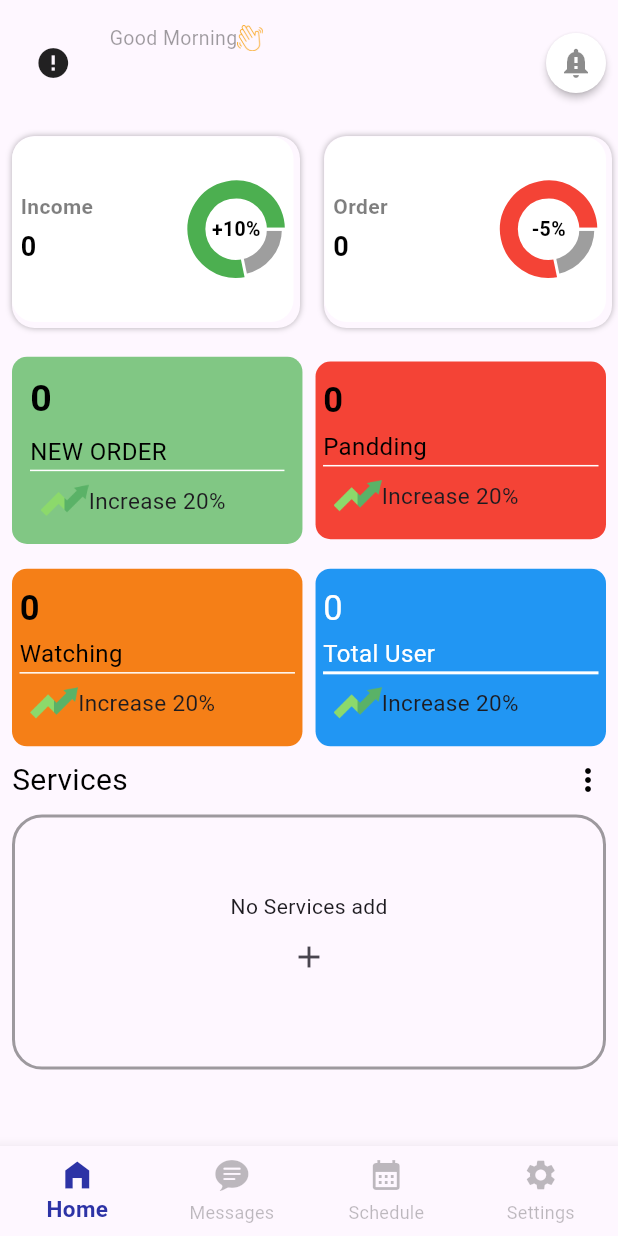
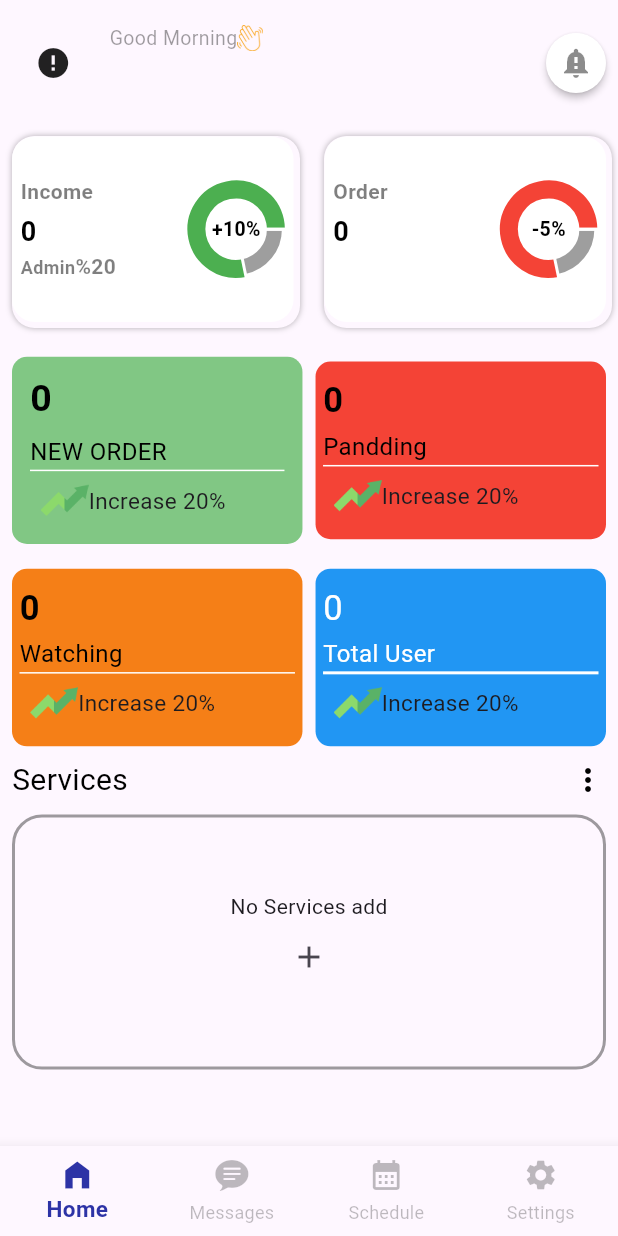
Before and after one commit to Bhavikdev00/home_hub_services, a Flutter app: the HomeScreen screen opened by its route, in the side drawer, after a tap on "Income", on a phone screen of 412 x 824 dp. Run offline on Flutter 3.47's test engine with Material 3 defaults, Android fonts, the light colour scheme and no system bars; drawn by our look-alikes of cached_network_image, fl_chart; our stand-ins replace card_swiper, carousel_slider, cloud_firestore, connectivity_plus, firebase_auth, firebase_core and 15 more; missing offline and left inert: app_settings, custom_clippers, flutter_phone_direct_caller, mailer, otp; accounts and stored records are empty; network calls fail; Roboto replaces fonts that are missing (ReadexPro).

Commit message:
Final Updated

```diff
--- a/lib/ModelClasses/service.dart
+++ b/lib/ModelClasses/service.dart
@@ -2,6 +2,7 @@
 import 'package:cloud_firestore/cloud_firestore.dart';
 
 class ServiceResponseModel {
+   String serviceStatus;
   final DateTime createdAt;
   final double averageRating;
   final List<String> images;
@@ -16,6 +17,7 @@ class ServiceResponseModel {
   final String userId;
   List? savedBy;
   ServiceResponseModel({
+    required this.serviceStatus,
     required this.savedBy,
     required this.createdAt,
     required this.averageRating,
@@ -34,6 +36,7 @@ class ServiceResponseModel {
 
   factory ServiceResponseModel.fromMap(Map<String, dynamic> map) {
     return ServiceResponseModel(
+      serviceStatus: map["serviceStatus"]?? "",
       savedBy: List<String>.from(map['sendBy'] ?? []),
       createdAt: (map['createdAt'] as Timestamp).toDate(),
       averageRating: map['average_rating'].toDouble(),
@@ -52,6 +55,7 @@ class ServiceResponseModel {
 
   Map<String, dynamic> toMap() {
     return {
+      'serviceStatus' : serviceStatus,
       'savedBy' : savedBy,
       'createdAt': Timestamp.fromDate(createdAt),
       'average_rating': averageRating,
--- a/lib/drawerscreens/addservices/AddservicesController.dart
+++ b/lib/drawerscreens/addservices/AddservicesController.dart
@@ -161,6 +161,7 @@ class AddServicesController extends GetxController {
     String userId = userid.value;
     var now = DateTime.now();
     ServiceResponseModel service = ServiceResponseModel(
+      serviceStatus: "available",
         createdAt: DateTime.now(),
         userName: names!,
         categoryName: categoryServices.value!,
--- a/lib/ui/HomeScreen/Homescreen.dart
+++ b/lib/ui/HomeScreen/Homescreen.dart
@@ -19,6 +19,7 @@ import 'package:loading_animation_widget/loading_animation_widget.dart';
 import 'package:sizer/sizer.dart';
 
 import '../../drawerscreens/addservices/Addservices.dart';
+import '../../servicesOn/servicesOn.dart';
 import '../containercode/newordercode.dart';
 import '../income/income_screen.dart';
 
@@ -85,7 +86,7 @@ class _HomeScreenState extends State<HomeScreen> {
                     trailing: Icon(Icons.delete),
                     title: const Text('Delete Services'),
                     onTap: () {
-                      Get.to(deleteServices());
+                      Get.to(ServicesOff());
                       // Handle category 1 tap
                     },
                   ),
@@ -103,6 +104,13 @@ class _HomeScreenState extends State<HomeScreen> {
                 ),
                 // Add more list tiles for other categories
               ],
+            ),
+            ListTile(
+              leading: Icon(Icons.cleaning_services),
+              title: Text("Service Start"),
+              onTap: () {
+                Get.to(ServicesOn());
+              },
             ),
             ListTile(
               leading: Icon(Icons.exit_to_app),
@@ -195,6 +203,8 @@ class _HomeScreenState extends State<HomeScreen> {
                       children: [
                         Container(
                           child: ChartContainer(
+                            discountTitle: "Admin",
+                            discount: "%20",
                             onTap: () {
                               Get.to(IncomeScreen(_homeScreenController.order,_homeScreenController.userData));
                             },
@@ -206,6 +216,8 @@ class _HomeScreenState extends State<HomeScreen> {
                         SizedBox(width: 5.w),
                         Container(
                           child: ChartContainer(
+                            discountTitle: "",
+                            discount: "",
                             onTap: () {
 
                             },
@@ -587,12 +599,18 @@ class _HomeScreenState extends State<HomeScreen> {
                                           SizedBox(height: 10), // Adjust spacing between image and name
                                           Padding(
                                             padding: EdgeInsets.symmetric(horizontal: 10),
-                                            child: Text(
-                                              _homeScreenController.services[index].serviceName,
-                                              style: TextStyle(
-                                                fontSize: 16,
-                                                fontWeight: FontWeight.bold,
-                                              ),
+                                            child: Row(
+                                              mainAxisAlignment: MainAxisAlignment.spaceBetween,
+                                              children: [
+                                                Text(
+                                                  _homeScreenController.services[index].serviceName,
+                                                  style: TextStyle(
+                                                    fontSize: 16,
+                                                    fontWeight: FontWeight.bold,
+                                                  ),
+                                                ),
+                                                Center(child: _homeScreenController.services[index].serviceStatus == "denied" ? Icon(Icons.cancel,color: Colors.red,) : Container()),
+                                              ],
                                             ),
                                           ),
                                         ],
--- a/lib/ui/HomeScreen/chart_container.dart
+++ b/lib/ui/HomeScreen/chart_container.dart
@@ -8,15 +8,21 @@ class ChartContainer extends StatefulWidget {
   const ChartContainer({
     Key? key,
     required this.chartColor,
+    this.penddingAmount,
     required this.title,
     required this.value,
+    required this.discount,
     required this.chartValue,
+    required this.discountTitle,
     required this.onTap,
   }) : super(key: key);
 
   final Color chartColor;
   final String title;
   final String value;
+  final String discountTitle;
+  final String discount;
+  final String? penddingAmount;
   final String chartValue;
   final VoidCallback onTap;
   @override
@@ -61,6 +67,19 @@ class _ChartContainerState extends State<ChartContainer> {
                     fontColor: Colors.black,
                     fontSize: 18,
                   ),
+
+                  Row(
+                    children: [
+                      widget.discountTitle.semiBoldReadex(
+                        fontColor: Colors.black.withOpacity(0.5),
+                        fontSize: 12,
+                      ),
+                      widget.discount.semiBoldReadex(
+                        fontColor: Colors.black.withOpacity(0.5),
+                        fontSize: 14,
+                      ),
+                    ],
+                  ),
                 ],
               ),
               const Spacer(),
--- a/lib/ui/HomeScreen/homescreenController.dart
+++ b/lib/ui/HomeScreen/homescreenController.dart
@@ -4,6 +4,8 @@ import 'package:cloud_firestore/cloud_firestore.dart';
 import 'package:connectivity_plus/connectivity_plus.dart';
 import 'package:firebase_auth/firebase_auth.dart';
 import 'package:get/get.dart';
+import 'package:get/get_rx/get_rx.dart';
+import 'package:get/get_rx/src/rx_types/rx_types.dart';
 import 'package:get_storage/get_storage.dart';
 import 'package:home_hub_services/ModelClasses/GDPDATA.dart';
 import 'package:permission_handler/permission_handler.dart';
@@ -22,7 +24,10 @@ class HomeScreenController extends GetxController {
     loadUserData();
     requestNotificationPermission();
   }
-RxInt totalAmount = 0.obs;
+RxDouble totalAmount = 0.0.obs;
+  RxDouble Discount = 0.0.obs;
+  RxDouble panddingAmount = 0.0.obs;
+
   RxList<ServicesData> serviceData = <ServicesData>[].obs;
   Rx<User?> user = Rx<User?>(null);
   RxString displayName = ''.obs;
@@ -39,6 +44,7 @@ RxInt totalAmount = 0.obs;
           Uid: "",
           fname: "",
           lname: "",
+          totalPayment: 0,
           Images: "",
           email: "",
           contectnumber: "",
@@ -60,8 +66,7 @@ RxInt totalAmount = 0.obs;
     if (user != null) {
       String uid = user.uid;
       _storageService.UpdateUserId(uid);
-      await getServices();
-      await getOrderDetails();
+
       DocumentReference<Map<String, dynamic>> userRef = FirebaseFirestore.instance.collection('service_providers').doc(uid);
       DocumentSnapshot<Map<String, dynamic>> snapshot = await userRef.get();
       if (snapshot.exists) {
@@ -75,6 +80,8 @@ RxInt totalAmount = 0.obs;
       } else {
         print("Data is empty");
       }
+      await getServices();
+      await getOrderDetails();
 
       // Listen for live updates
       userRef.snapshots().listen((snapshot) {
@@ -159,6 +166,9 @@ RxInt totalAmount = 0.obs;
         order.add(orderResModel);
         calculateAmount(orderResModel.amount);// Add each order to the list
       }
+
+      adminCount(totalAmount.value);
+      calculatependingAmount(totalAmount.value);
       panddingData(order); // Call a method to handle pending data (assuming this method exists)
       // Notify listeners about changes
     });
@@ -172,6 +182,20 @@ RxInt totalAmount = 0.obs;
     totalAmount.value += amount!;
   }
 
+  void adminCount(double value) {
+    print("total Amount values ${totalAmount.value}");
+    double discountAmount = totalAmount * ( 20 / 100);
+    print("Dis ${discountAmount}");
+    Discount.value = totalAmount.value - discountAmount;
+
+  }
+
+
+  void calculatependingAmount(double value){
+    print("Total $value");
+    panddingAmount.value = value - userData.value.totalPayment!;
+    print("user Widraw ${panddingAmount}");
+  }
 
 
 }
--- a/lib/ui/mesegeScreen/chatscreen.dart
+++ b/lib/ui/mesegeScreen/chatscreen.dart
@@ -312,7 +312,7 @@ class _ChatScreenState extends State<ChatScreen> {
                 Row(
                   children: [
                     Icon(Icons.sync),
-                    Text(" Services : ${maps["service_name"]}"),
+                    Flexible(child: Text(" Services : ${maps["service_name"]}",overflow: TextOverflow.ellipsis,)),
                   ],
                 ),
                 1.h.addHSpace(),
```
Also changed, not shown: lib/drawerscreens/delete/deletedServices.dart (+5 -5 lines), lib/drawerscreens/delete/deletedServicescontroller.dart (+13 -17 lines), lib/servicesOn/servicesOn.dart (added, +111 -0 lines), lib/servicesOn/servicesOnController.dart (added, +72 -0 lines), lib/ui/containercode/newordercode.dart (+11 -1 lines), lib/ui/income/income_screen.dart (+69 -21 lines), lib/ui/income/income_screen_controller.dart (+4 -17 lines), assets/images/review.jpg (added).
